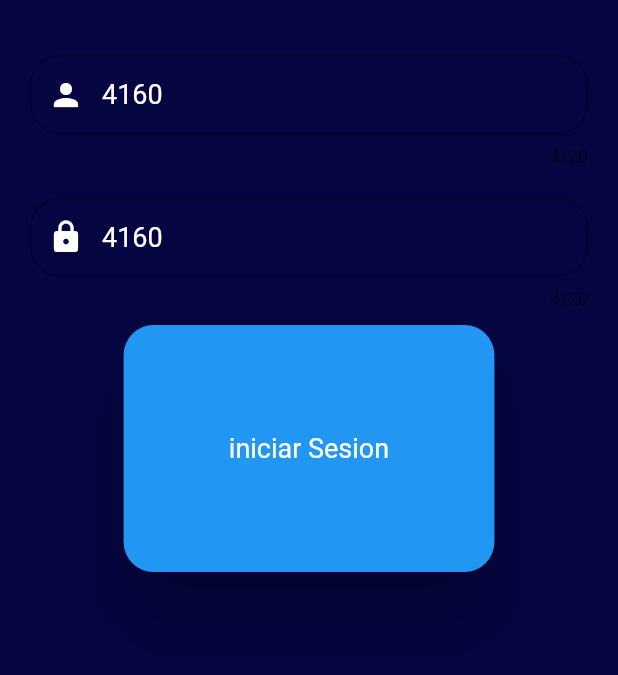
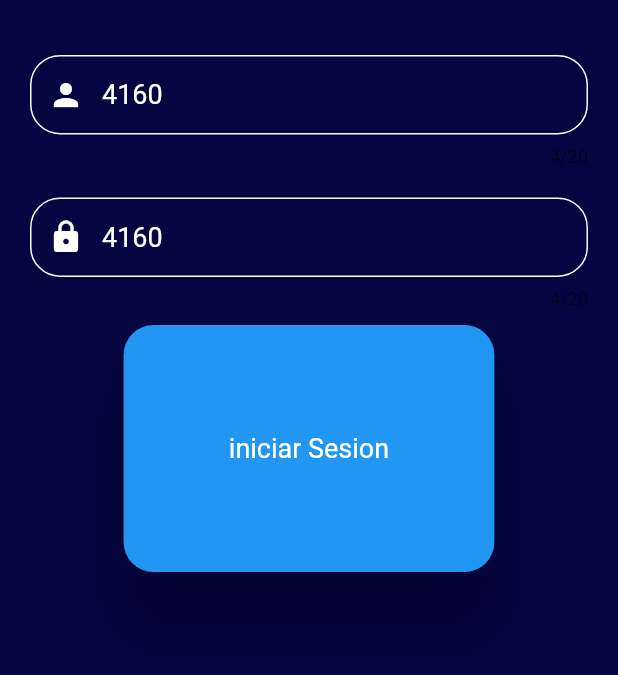
Before and after one commit to DaniCar2na/PruebaTecnica, a Flutter app: the screen it shows after launch, on a phone screen of 412 x 824 dp, the part 387-1062 px from its top. Run offline on Flutter 3.47's test engine with Material 2 defaults, Android fonts, the phone set to English and light mode, and no system bars; our stand-ins replace get, sqflite; missing offline and left inert: dart:ffi; accounts and stored records are empty.

Commit message:
white border button

```diff
--- a/flutter_application_1/lib/shared/widgets/custom_text_field.dart
+++ b/flutter_application_1/lib/shared/widgets/custom_text_field.dart
@@ -40,6 +40,9 @@ class _CustomTextFieldState extends State<CustomTextField> {
           color: Colors.white, fontWeight: FontWeight.normal, fontSize: 18),
       keyboardType: widget.numeric ? TextInputType.number : TextInputType.text,
       decoration: InputDecoration(
+        enabledBorder: OutlineInputBorder(
+            borderRadius: BorderRadius.circular(20),
+            borderSide: const BorderSide(color: Colors.white, width: 1.0)),
         prefixIcon: Icon(
           widget.prefixIconData,
           color: Colors.white,
```
